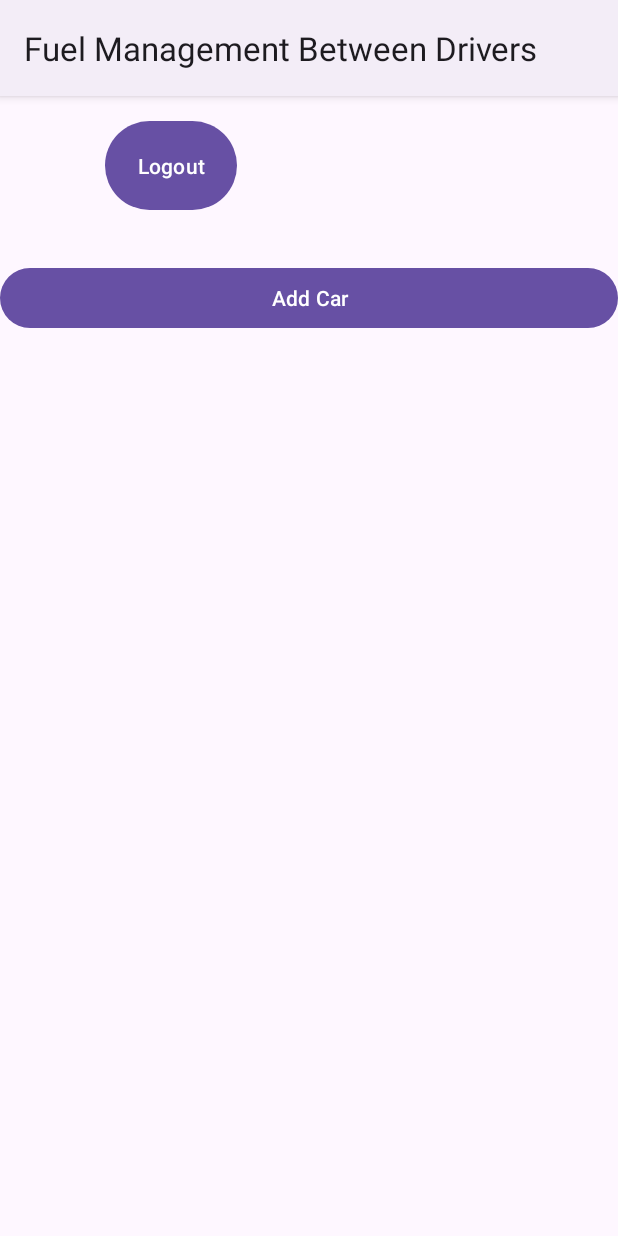
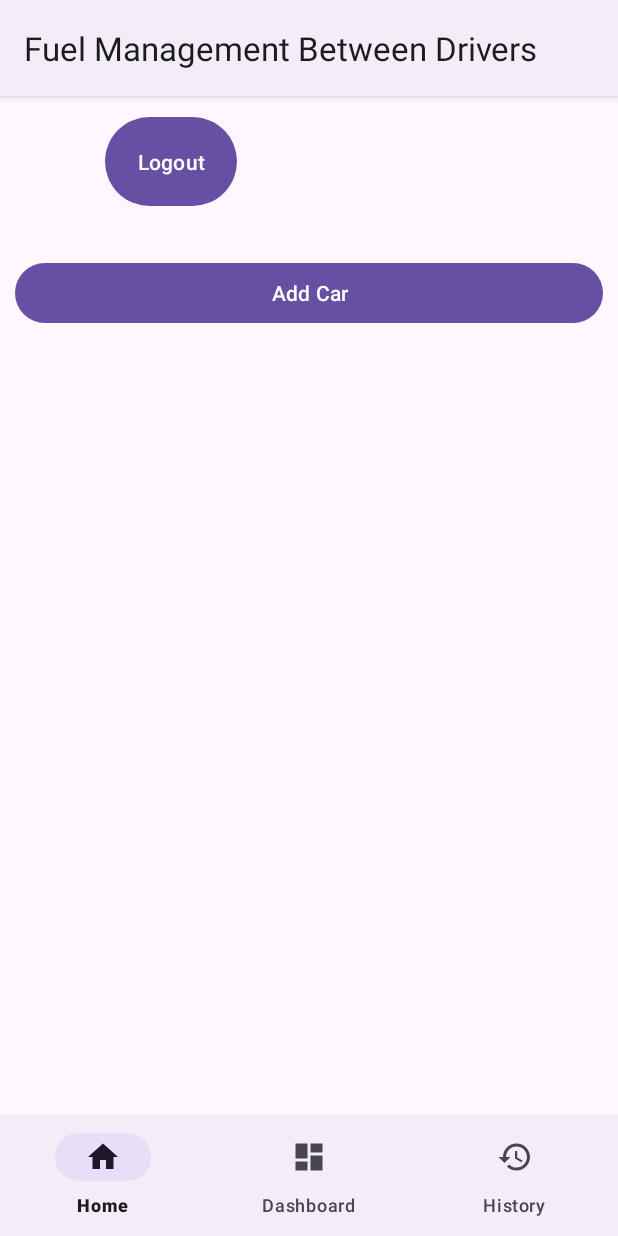
Before and after one commit to sagi565/FuelManagementBetweenDrivers, an Android app: the screen it shows after launch once a user with an empty profile is signed in (MainActivity), on a phone screen of 412 x 824 dp. Run offline under Robolectric (Android 15) with nearby library versions, the phone set to English and light mode, and no system bars; our stand-ins replace Firebase (no records; nobody signed in at launch, a user with empty details on screens opened directly).

Commit message:
v4 - fragments

```diff
--- /dev/null
+++ b/app/src/main/java/com/example/fuelmanagementbetweendrivers/DashboardFragment.java
@@ -0,0 +1,20 @@
+package com.example.fuelmanagementbetweendrivers;
+
+import android.os.Bundle;
+
+import androidx.fragment.app.Fragment;
+
+import android.view.LayoutInflater;
+import android.view.View;
+import android.view.ViewGroup;
+
+
+public class DashboardFragment extends Fragment {
+
+    @Override
+    public View onCreateView(LayoutInflater inflater, ViewGroup container,
+                             Bundle savedInstanceState) {
+        // Inflate the layout for this fragment
+        return inflater.inflate(R.layout.fragment_dashboard, container, false);
+    }
+}
--- /dev/null
+++ b/app/src/main/java/com/example/fuelmanagementbetweendrivers/HistoryFragment.java
@@ -0,0 +1,20 @@
+package com.example.fuelmanagementbetweendrivers;
+
+import android.os.Bundle;
+
+import androidx.fragment.app.Fragment;
+
+import android.view.LayoutInflater;
+import android.view.View;
+import android.view.ViewGroup;
+
+
+public class HistoryFragment extends Fragment {
+
+    @Override
+    public View onCreateView(LayoutInflater inflater, ViewGroup container,
+                             Bundle savedInstanceState) {
+        // Inflate the layout for this fragment
+        return inflater.inflate(R.layout.fragment_history, container, false);
+    }
+}
--- /dev/null
+++ b/app/src/main/java/com/example/fuelmanagementbetweendrivers/HomeFragment.java
@@ -0,0 +1,53 @@
+package com.example.fuelmanagementbetweendrivers;
+
+import android.content.Intent;
+import android.os.Bundle;
+
+import androidx.fragment.app.Fragment;
+
+import android.view.LayoutInflater;
+import android.view.View;
+import android.view.ViewGroup;
+import android.widget.Button;
+import android.widget.TextView;
+
+import com.google.firebase.auth.FirebaseAuth;
+import com.google.firebase.auth.FirebaseUser;
+
+
+public class HomeFragment extends Fragment {
+    FirebaseAuth auth;
+
+    FirebaseUser user;
+    TextView userDetails;
+    Button logout;
+    @Override
+    public View onCreateView(LayoutInflater inflater, ViewGroup container,
+                             Bundle savedInstanceState) {
+        View view =  inflater.inflate(R.layout.fragment_home, container, false);
+        logout = view.findViewById(R.id.logout);
+        userDetails = view.findViewById(R.id.userDetails);
+        auth = FirebaseAuth.getInstance();
+
+        user = auth.getCurrentUser();
+        if(user == null){
+            Intent intent = new Intent( getActivity().getApplicationContext(), Login.class);
+            startActivity(intent);
+            getActivity().finish();
+        }
+        else{
+            userDetails.setText(user.getEmail());
+            userDetails.setTextSize(15);
+        }
+        logout.setOnClickListener(new View.OnClickListener() {
+            @Override
+            public void onClick(View view) {
+                FirebaseAuth.getInstance().signOut();
+                Intent intent = new Intent( getActivity().getApplicationContext(), Login.class);
+                startActivity(intent);
+                getActivity().finish();
+            }
+        });
+        return view;
+    }
+}
--- a/app/src/main/java/com/example/fuelmanagementbetweendrivers/MainActivity.java
+++ b/app/src/main/java/com/example/fuelmanagementbetweendrivers/MainActivity.java
@@ -1,48 +1,56 @@
 package com.example.fuelmanagementbetweendrivers;
 
+import androidx.annotation.NonNull;
 import androidx.appcompat.app.AppCompatActivity;
 
+import android.annotation.SuppressLint;
 import android.content.Intent;
 import android.os.Bundle;
+import android.view.MenuItem;
 import android.view.View;
 import android.widget.Button;
 import android.widget.TextView;
 
+import com.google.android.material.bottomnavigation.BottomNavigationView;
+import com.google.android.material.navigation.NavigationBarView;
 import com.google.firebase.auth.FirebaseAuth;
 import com.google.firebase.auth.FirebaseUser;
 
 public class MainActivity extends AppCompatActivity {
-    FirebaseAuth auth;
-    TextView userDetails;
-    Button logout;
-    FirebaseUser user;
+
+
+    BottomNavigationView bottomNavigationView;
+    HomeFragment homeFragment = new HomeFragment();
+    DashboardFragment dashboardFragment = new DashboardFragment();
+    HistoryFragment historyFragment = new HistoryFragment();
 
     @Override
     protected void onCreate(Bundle savedInstanceState) {
         super.onCreate(savedInstanceState);
         setContentView(R.layout.activity_main);
 
-        auth = FirebaseAuth.getInstance();
-        logout = findViewById(R.id.logout);
-        userDetails = findViewById(R.id.userDetails);
-        user = auth.getCurrentUser();
-        if(user == null){
-            Intent intent = new Intent(getApplicationContext(), Login.class);
-            startActivity(intent);
-            finish();
-        }
-        else{
-            userDetails.setText(user.getEmail());
-        }
-        logout.setOnClickListener(new View.OnClickListener() {
+
+        bottomNavigationView = findViewById(R.id.bottom_navigation);
+
+        getSupportFragmentManager().beginTransaction().replace(R.id.container, homeFragment).commit();
+
+        bottomNavigationView.setOnItemSelectedListener(new NavigationBarView.OnItemSelectedListener() {
             @Override
-            public void onClick(View view) {
-                FirebaseAuth.getInstance().signOut();
-                Intent intent = new Intent(getApplicationContext(), Login.class);
-                startActivity(intent);
-                finish();
+            public boolean onNavigationItemSelected(@NonNull MenuItem item) {
+                if(item.getItemId() == R.id.home){
+                    getSupportFragmentManager().beginTransaction().replace(R.id.container, homeFragment).commit();
+                    return true;
+                }
+                else if(item.getItemId() == R.id.dashboard){
+                    getSupportFragmentManager().beginTransaction().replace(R.id.container, dashboardFragment).commit();
+                    return true;
+                }
+                else if(item.getItemId() == R.id.history){
+                    getSupportFragmentManager().beginTransaction().replace(R.id.container, historyFragment).commit();
+                    return true;
+                }
+                return false;
             }
         });
-
     }
 }
--- /dev/null
+++ b/app/src/main/res/drawable/dashboard.xml
@@ -0,0 +1,5 @@
+<vector android:height="24dp" android:tint="#000000"
+    android:viewportHeight="24" android:viewportWidth="24"
+    android:width="24dp" xmlns:android="http://schemas.android.com/apk/res/android">
+    <path android:fillColor="@android:color/white" android:pathData="M3,13h8L11,3L3,3v10zM3,21h8v-6L3,15v6zM13,21h8L21,11h-8v10zM13,3v6h8L21,3h-8z"/>
+</vector>
--- /dev/null
+++ b/app/src/main/res/drawable/history.xml
@@ -0,0 +1,5 @@
+<vector android:height="24dp" android:tint="#000000"
+    android:viewportHeight="24" android:viewportWidth="24"
+    android:width="24dp" xmlns:android="http://schemas.android.com/apk/res/android">
+    <path android:fillColor="@android:color/white" android:pathData="M13,3c-4.97,0 -9,4.03 -9,9L1,12l3.89,3.89 0.07,0.14L9,12L6,12c0,-3.87 3.13,-7 7,-7s7,3.13 7,7 -3.13,7 -7,7c-1.93,0 -3.68,-0.79 -4.94,-2.06l-1.42,1.42C8.27,19.99 10.51,21 13,21c4.97,0 9,-4.03 9,-9s-4.03,-9 -9,-9zM12,8v5l4.28,2.54 0.72,-1.21 -3.5,-2.08L13.5,8L12,8z"/>
+</vector>
--- /dev/null
+++ b/app/src/main/res/drawable/home.xml
@@ -0,0 +1,5 @@
+<vector android:height="24dp" android:tint="#000000"
+    android:viewportHeight="24" android:viewportWidth="24"
+    android:width="24dp" xmlns:android="http://schemas.android.com/apk/res/android">
+    <path android:fillColor="@android:color/white" android:pathData="M10,20v-6h4v6h5v-8h3L12,3 2,12h3v8z"/>
+</vector>
--- a/app/src/main/res/layout/activity_main.xml
+++ b/app/src/main/res/layout/activity_main.xml
@@ -6,36 +6,21 @@
     android:layout_height="match_parent"
     android:orientation="vertical"
     tools:context=".MainActivity" >
+    <FrameLayout
+        android:id="@+id/container"
+        android:layout_width="match_parent"
+        android:layout_height="0dp"
+        android:layout_weight="10000" />
 
-    <LinearLayout
+    <com.google.android.material.bottomnavigation.BottomNavigationView
         android:layout_width="match_parent"
         android:layout_height="wrap_content"
-        android:orientation="horizontal">
-
-        <TextView
-            android:id="@+id/userDetails"
-            android:layout_width="wrap_content"
-            android:layout_height="wrap_content"
-            android:gravity="center"
-            android:text="Fuel Management"
-            android:textSize="30sp"
-            android:padding="20dp"
-            android:layout_marginRight="30dp"
-            android:textStyle="bold" />
-
-        <Button
-            android:id="@+id/logout"
-            android:layout_width="wrap_content"
-            android:layout_height="wrap_content"
-            android:padding="20dp"
-            android:text="Logout" />
-    </LinearLayout>
-
-    <Button
-        android:layout_width="match_parent"
-        android:layout_height="wrap_content"
-        android:layout_marginTop="30dp"
-        android:text="Add Car"
+        android:layout_weight="1"
+        android:minWidth="30dp"
+        android:id="@+id/bottom_navigation"
+        android:layout_alignParentBottom="true"
+        app:menu="@menu/bottom_nav_menu"
         />
 
+
 </LinearLayout>
--- /dev/null
+++ b/app/src/main/res/layout/fragment_home.xml
@@ -0,0 +1,41 @@
+<?xml version="1.0" encoding="utf-8"?>
+<LinearLayout xmlns:android="http://schemas.android.com/apk/res/android"
+    xmlns:tools="http://schemas.android.com/tools"
+    android:layout_width="match_parent"
+    android:layout_height="match_parent"
+    tools:context=".HomeFragment"
+    android:padding="10dp"
+    android:orientation="vertical">
+
+    <LinearLayout
+        android:layout_width="match_parent"
+        android:layout_height="wrap_content"
+        android:orientation="horizontal">
+
+        <TextView
+            android:id="@+id/userDetails"
+            android:layout_width="wrap_content"
+            android:layout_height="wrap_content"
+            android:gravity="center"
+            android:text="Fuel Management"
+            android:textSize="30sp"
+            android:padding="20dp"
+            android:layout_marginRight="20dp"
+            android:textStyle="bold" />
+
+        <Button
+            android:id="@+id/logout"
+            android:layout_width="wrap_content"
+            android:layout_height="wrap_content"
+            android:padding="20dp"
+            android:text="Logout" />
+    </LinearLayout>
+
+    <Button
+        android:layout_width="match_parent"
+        android:layout_height="wrap_content"
+        android:layout_marginTop="30dp"
+        android:text="Add Car"
+        />
+
+</LinearLayout>
--- /dev/null
+++ b/app/src/main/res/menu/bottom_nav_menu.xml
@@ -0,0 +1,15 @@
+<?xml version="1.0" encoding="utf-8"?>
+<menu xmlns:android="http://schemas.android.com/apk/res/android">
+    <item android:id="@+id/home"
+        android:title="Home"
+        android:icon="@drawable/home"/>
+
+    <item android:id="@+id/dashboard"
+        android:title="Dashboard"
+        android:icon="@drawable/dashboard"/>
+
+    <item android:id="@+id/history"
+        android:title="History"
+        android:icon="@drawable/history"/>
+
+</menu>
--- a/app/src/main/res/values/strings.xml
+++ b/app/src/main/res/values/strings.xml
@@ -1,3 +1,5 @@
 <resources>
     <string name="app_name">Fuel Management Between Drivers</string>
+    <!-- TODO: Remove or change this placeholder text -->
+    <string name="hello_blank_fragment">Hello blank fragment</string>
 </resources>
```
Also changed, not shown: app/src/main/res/layout/fragment_dashboard.xml (added, +14 -0 lines), app/src/main/res/layout/fragment_history.xml (added, +16 -0 lines).
